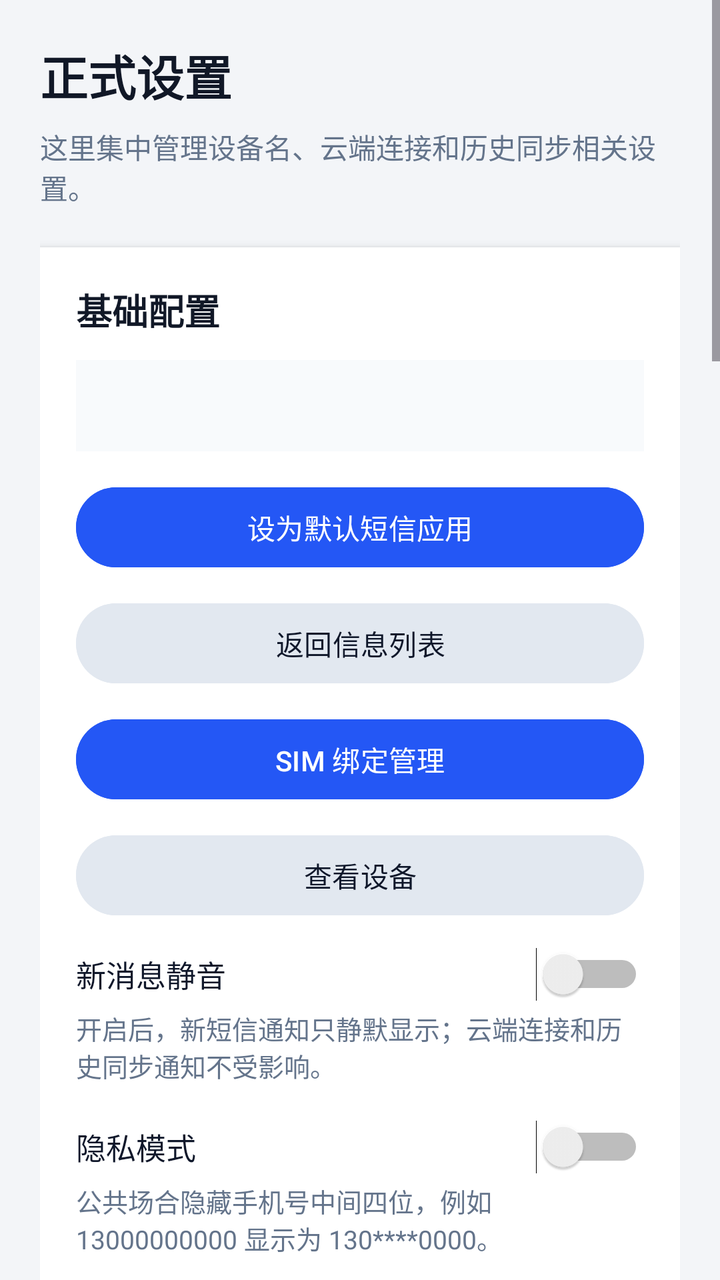
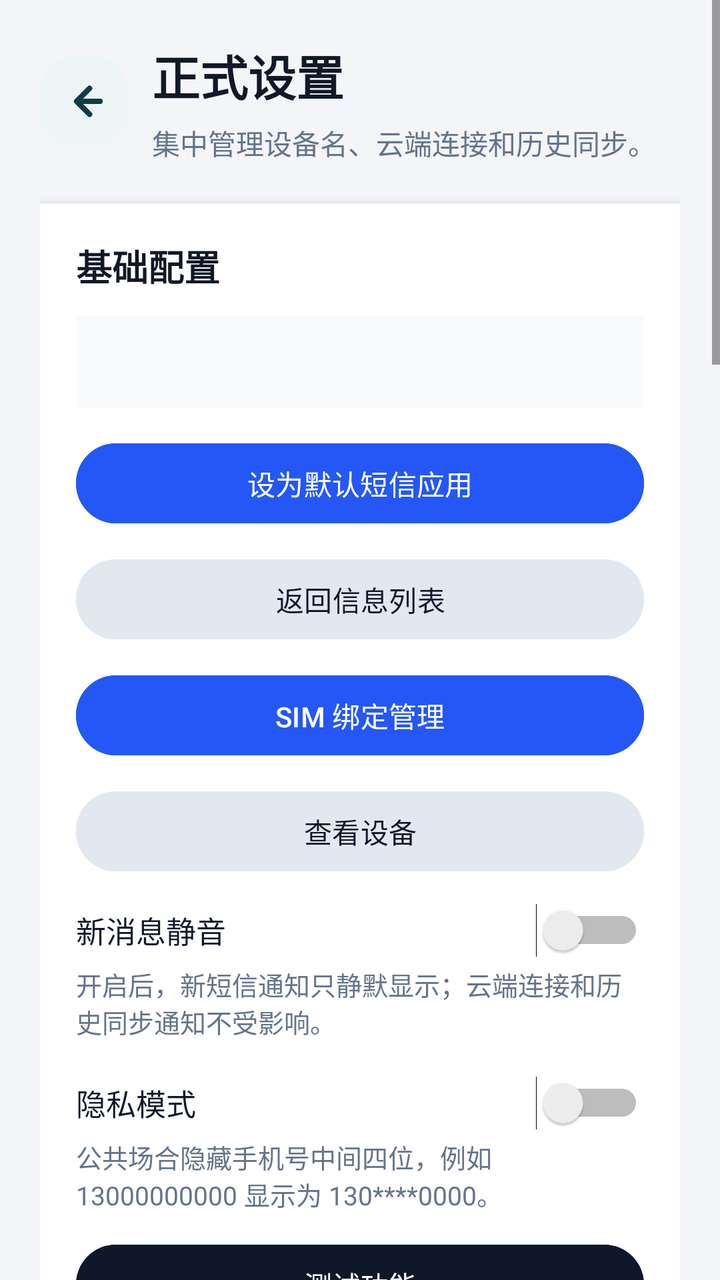

An Android layout rendered at two revisions. The XML below is the earlier revision; the diff shows what the commit changed to produce the second picture.
<!-- AndroidManifest.xml: application theme Theme.DSIM -->
<!-- res/layout/activity_settings.xml -->
<?xml version="1.0" encoding="utf-8"?>
<ScrollView xmlns:android="http://schemas.android.com/apk/res/android"
    android:layout_width="match_parent"
    android:layout_height="match_parent"
    android:background="#F3F5F8"
    android:fillViewport="true">

    <LinearLayout
        android:layout_width="match_parent"
        android:layout_height="wrap_content"
        android:orientation="vertical"
        android:padding="20dp">

        <TextView
            android:layout_width="match_parent"
            android:layout_height="wrap_content"
            android:text="正式设置"
            android:textColor="#111827"
            android:textSize="24sp"
            android:textStyle="bold" />

        <TextView
            android:layout_width="match_parent"
            android:layout_height="wrap_content"
            android:layout_marginTop="8dp"
            android:text="这里集中管理设备名、云端连接和历史同步相关设置。"
            android:textColor="#64748B"
            android:textSize="14sp" />

        <LinearLayout
            android:layout_width="match_parent"
            android:layout_height="wrap_content"
            android:layout_marginTop="20dp"
            android:background="#FFFFFF"
            android:elevation="3dp"
            android:orientation="vertical"
            android:padding="18dp">

            <TextView
                android:layout_width="match_parent"
                android:layout_height="wrap_content"
                android:text="基础配置"
                android:textColor="#111827"
                android:textSize="18sp"
                android:textStyle="bold" />

            <TextView
                android:id="@+id/tvDefaultSmsStatus"
                android:layout_width="match_parent"
                android:layout_height="wrap_content"
                android:layout_marginTop="12dp"
                android:background="#F8FAFC"
                android:padding="14dp"
                android:textColor="#475569"
                android:textSize="13sp" />

            <Button
                android:id="@+id/btnRequestDefaultSmsSetting"
                android:layout_width="match_parent"
                android:layout_height="wrap_content"
                android:layout_marginTop="14dp"
                android:backgroundTint="#2457F5"
                android:text="设为默认短信应用"
                android:textAllCaps="false"
                android:textColor="#FFFFFF" />

            <Button
                android:id="@+id/btnOpenInboxSetting"
                android:layout_width="match_parent"
                android:layout_height="wrap_content"
                android:layout_marginTop="10dp"
                android:backgroundTint="#E2E8F0"
                android:text="返回信息列表"
                android:textAllCaps="false"
                android:textColor="#0F172A" />

            <Button
                android:id="@+id/btnManageSimSetting"
                android:layout_width="match_parent"
                android:layout_height="wrap_content"
                android:layout_marginTop="10dp"
                android:backgroundTint="#2457F5"
                android:text="SIM 绑定管理"
                android:textAllCaps="false"
                android:textColor="#FFFFFF" />

            <Button
                android:id="@+id/btnViewDevicesSetting"
                android:layout_width="match_parent"
                android:layout_height="wrap_content"
                android:layout_marginTop="10dp"
                android:backgroundTint="#E2E8F0"
                android:text="查看设备"
                android:textAllCaps="false"
                android:textColor="#0F172A" />

            <Switch
                android:id="@+id/switchMuteNotificationsSetting"
                android:layout_width="match_parent"
                android:layout_height="wrap_content"
                android:layout_marginTop="12dp"
                android:text="新消息静音"
                android:textColor="#0F172A"
                android:textSize="15sp" />

            <TextView
                android:layout_width="match_parent"
                android:layout_height="wrap_content"
                android:layout_marginTop="4dp"
                android:text="开启后，新短信通知只静默显示；云端连接和历史同步通知不受影响。"
                android:textColor="#64748B"
                android:textSize="13sp" />

            <Switch
                android:id="@+id/switchPrivacyModeSetting"
                android:layout_width="match_parent"
                android:layout_height="wrap_content"
                android:layout_marginTop="18dp"
                android:text="隐私模式"
                android:textColor="#0F172A"
                android:textSize="15sp" />

            <TextView
                android:layout_width="match_parent"
                android:layout_height="wrap_content"
                android:layout_marginTop="4dp"
                android:text="公共场合隐藏手机号中间四位，例如 13000000000 显示为 130****0000。"
                android:textColor="#64748B"
                android:textSize="13sp" />

            <Button
                android:id="@+id/btnOpenTestTools"
                android:layout_width="match_parent"
                android:layout_height="wrap_content"
                android:layout_marginTop="12dp"
                android:backgroundTint="#0F172A"
                android:text="测试功能"
                android:textAllCaps="false"
                android:textColor="#FFFFFF" />
        </LinearLayout>

        <LinearLayout
            android:layout_width="match_parent"
            android:layout_height="wrap_content"
            android:layout_marginTop="16dp"
            android:background="#FFFFFF"
            android:elevation="3dp"
            android:orientation="vertical"
            android:padding="18dp">

            <TextView
                android:layout_width="match_parent"
                android:layout_height="wrap_content"
                android:text="设备名称"
                android:textColor="#111827"
                android:textSize="18sp"
                android:textStyle="bold" />

            <TextView
                android:id="@+id/tvCurrentDeviceName"
                android:layout_width="match_parent"
                android:layout_height="wrap_content"
                android:layout_marginTop="14dp"
                android:textColor="#334155"
                android:textSize="15sp" />

            <TextView
                android:id="@+id/tvSystemDeviceName"
                android:layout_width="match_parent"
                android:layout_height="wrap_content"
                android:layout_marginTop="6dp"
                android:textColor="#64748B"
                android:textSize="14sp" />

            <EditText
                android:id="@+id/etDeviceName"
                android:layout_width="match_parent"
                android:layout_height="wrap_content"
                android:layout_marginTop="16dp"
                android:background="#F8FAFC"
                android:hint="输入新的设备名"
                android:maxLength="32"
                android:padding="14dp"
                android:singleLine="true"
                android:textColor="#111827"
                android:textSize="15sp" />

            <TextView
                android:layout_width="match_parent"
                android:layout_height="wrap_content"
                android:layout_marginTop="10dp"
                android:text="保存后，会话来源、设备列表和云端展示都会使用新的名称。"
                android:textColor="#64748B"
                android:textSize="13sp" />

            <Button
                android:id="@+id/btnSaveDeviceName"
                android:layout_width="match_parent"
                android:layout_height="wrap_content"
                android:layout_marginTop="18dp"
                android:backgroundTint="#2457F5"
                android:text="保存设备名"
                android:textAllCaps="false"
                android:textColor="#FFFFFF" />

            <Button
                android:id="@+id/btnResetDeviceName"
                android:layout_width="match_parent"
                android:layout_height="wrap_content"
                android:layout_marginTop="10dp"
                android:backgroundTint="#E2E8F0"
                android:text="恢复系统默认"
                android:textAllCaps="false"
                android:textColor="#0F172A" />
        </LinearLayout>

        <LinearLayout
            android:layout_width="match_parent"
            android:layout_height="wrap_content"
            android:layout_marginTop="16dp"
            android:background="#FFFFFF"
            android:elevation="3dp"
            android:orientation="vertical"
            android:padding="18dp">

            <TextView
                android:layout_width="match_parent"
                android:layout_height="wrap_content"
                android:text="云端连接"
                android:textColor="#111827"
                android:textSize="18sp"
                android:textStyle="bold" />

            <EditText
                android:id="@+id/etMqttBrokerSetting"
                android:layout_width="match_parent"
                android:layout_height="wrap_content"
                android:layout_marginTop="16dp"
                android:background="#F8FAFC"
                android:hint="云端 Broker"
                android:padding="14dp"
                android:singleLine="true"
                android:textColor="#111827"
                android:textSize="14sp" />

            <EditText
                android:id="@+id/etMqttTopicSetting"
                android:layout_width="match_parent"
                android:layout_height="wrap_content"
                android:layout_marginTop="10dp"
                android:background="#F8FAFC"
                android:hint="同步主题"
                android:padding="14dp"
                android:singleLine="true"
                android:textColor="#111827"
                android:textSize="14sp" />

            <EditText
                android:id="@+id/etMqttPasswordSetting"
                android:layout_width="match_parent"
                android:layout_height="wrap_content"
                android:layout_marginTop="10dp"
                android:background="#FFF7ED"
                android:hint="端到端加密口令"
                android:inputType="textPassword"
                android:padding="14dp"
                android:singleLine="true"
                android:textColor="#111827"
                android:textSize="14sp" />

            <Button
                android:id="@+id/btnSaveCloudConfig"
                android:layout_width="match_parent"
                android:layout_height="wrap_content"
                android:layout_marginTop="14dp"
                android:backgroundTint="#E2E8F0"
                android:text="保存云端配置"
                android:textAllCaps="false"
                android:textColor="#0F172A" />

            <Button
                android:id="@+id/btnConnectCloudSetting"
                android:layout_width="match_parent"
                android:layout_height="wrap_content"
                android:layout_marginTop="10dp"
                android:backgroundTint="#2457F5"
                android:text="连接云端"
                android:textAllCaps="false"
                android:textColor="#FFFFFF" />

            <TextView
                android:id="@+id/tvCloudConnectionStatus"
                android:layout_width="match_parent"
                android:layout_height="wrap_content"
                android:layout_marginTop="10dp"
                android:background="#F8FAFC"
                android:padding="12dp"
                android:textColor="#475569"
                android:textSize="13sp" />

            <Switch
                android:id="@+id/switchAutoConnectSetting"
                android:layout_width="match_parent"
                android:layout_height="wrap_content"
                android:layout_marginTop="16dp"
                android:text="开机自动连接云端"
                android:textColor="#0F172A"
                android:textSize="15sp" />

            <TextView
                android:layout_width="match_parent"
                android:layout_height="wrap_content"
                android:layout_marginTop="4dp"
                android:text="设备开机后自动拉起后台服务，并尝试接入当前通道。"
                android:textColor="#64748B"
                android:textSize="13sp" />

            <Switch
                android:id="@+id/switchAutoReconnectSetting"
                android:layout_width="match_parent"
                android:layout_height="wrap_content"
                android:layout_marginTop="18dp"
                android:text="断线后自动重连"
                android:textColor="#0F172A"
                android:textSize="15sp" />

            <TextView
                android:id="@+id/tvAutoReconnectHint"
                android:layout_width="match_parent"
                android:layout_height="wrap_content"
                android:layout_marginTop="4dp"
                android:text="网络中断后由后台自动重连。变更后会在下次连接时生效。"
                android:textColor="#64748B"
                android:textSize="13sp" />
        </LinearLayout>

        <LinearLayout
            android:layout_width="match_parent"
            android:layout_height="wrap_content"
            android:layout_marginTop="16dp"
            android:background="#FFFFFF"
            android:elevation="3dp"
            android:orientation="vertical"
            android:padding="18dp">

            <TextView
                android:layout_width="match_parent"
                android:layout_height="wrap_content"
                android:text="系统历史短信"
                android:textColor="#111827"
                android:textSize="18sp"
                android:textStyle="bold" />

            <Switch
                android:id="@+id/switchSystemHistoryImport"
                android:layout_width="match_parent"
                android:layout_height="wrap_content"
                android:layout_marginTop="16dp"
                android:text="允许手动导入系统历史短信"
                android:textColor="#0F172A"
                android:textSize="15sp" />

            <TextView
                android:id="@+id/tvSystemHistoryImportHint"
                android:layout_width="match_parent"
                android:layout_height="wrap_content"
                android:layout_marginTop="4dp"
                android:text="默认关闭。开启后可手动读取系统历史短信；如已连接云端，会按队列逐条同步并等待对端确认。"
                android:textColor="#64748B"
                android:textSize="13sp" />

            <Switch
                android:id="@+id/switchAllowRemoteHistorySync"
                android:layout_width="match_parent"
                android:layout_height="wrap_content"
                android:layout_marginTop="18dp"
                android:text="允许远程发起历史同步"
                android:textColor="#0F172A"
                android:textSize="15sp" />

            <TextView
                android:layout_width="match_parent"
                android:layout_height="wrap_content"
                android:layout_marginTop="4dp"
                android:text="开启后，本机在线时可被其他设备加入历史同步队列。"
                android:textColor="#64748B"
                android:textSize="13sp" />

            <Button
                android:id="@+id/btnImportSystemHistory"
                android:layout_width="match_parent"
                android:layout_height="wrap_content"
                android:layout_marginTop="16dp"
                android:backgroundTint="#2E7D32"
                android:text="本机立即开始"
                android:textAllCaps="false"
                android:textColor="#FFFFFF" />

            <Button
                android:id="@+id/btnOpenRemoteQueueManager"
                android:layout_width="match_parent"
                android:layout_height="wrap_content"
                android:layout_marginTop="10dp"
                android:backgroundTint="#2457F5"
                android:text="远程发起其他设备"
                android:textAllCaps="false"
                android:textColor="#FFFFFF" />

            <Button
                android:id="@+id/btnResetHistoryImport"
                android:layout_width="match_parent"
                android:layout_height="wrap_content"
                android:layout_marginTop="10dp"
                android:backgroundTint="#FDE68A"
                android:text="重置本机读取进度"
                android:textAllCaps="false"
                android:textColor="#78350F" />

            <Button
                android:id="@+id/btnViewHistoryQueue"
                android:layout_width="match_parent"
                android:layout_height="wrap_content"
                android:layout_marginTop="10dp"
                android:backgroundTint="#E2E8F0"
                android:text="查看历史同步队列"
                android:textAllCaps="false"
                android:textColor="#0F172A" />

            <TextView
                android:id="@+id/tvSystemHistoryImportStatus"
                android:layout_width="match_parent"
                android:layout_height="wrap_content"
                android:layout_marginTop="12dp"
                android:background="#F8FAFC"
                android:lineSpacingExtra="2dp"
                android:padding="14dp"
                android:textColor="#475569"
                android:textSize="13sp" />
        </LinearLayout>
    </LinearLayout>
</ScrollView>
<!-- resources referenced by this layout -->
<resources>
  <style name="Theme.DSIM" parent="Base.Theme.DSIM" />
  <style name="Base.Theme.DSIM" parent="Theme.Material3.DayNight.NoActionBar">
          
          
      </style>
</resources>

<!-- the commit's change to res/layout/activity_settings.xml (unified diff, before → after) -->
@@ -11,21 +11,46 @@
         android:orientation="vertical"
         android:padding="20dp">
 
-        <TextView
+        <LinearLayout
             android:layout_width="match_parent"
             android:layout_height="wrap_content"
-            android:text="正式设置"
-            android:textColor="#111827"
-            android:textSize="24sp"
-            android:textStyle="bold" />
-
-        <TextView
-            android:layout_width="match_parent"
-            android:layout_height="wrap_content"
-            android:layout_marginTop="8dp"
-            android:text="这里集中管理设备名、云端连接和历史同步相关设置。"
-            android:textColor="#64748B"
-            android:textSize="14sp" />
+            android:gravity="center_vertical"
+            android:orientation="horizontal">
+
+            <ImageButton
+                android:id="@+id/btnBackSettings"
+                android:layout_width="44dp"
+                android:layout_height="44dp"
+                android:background="@drawable/bg_nav_back_button"
+                android:contentDescription="返回"
+                android:padding="10dp"
+                android:scaleType="center"
+                android:src="@drawable/ic_nav_back" />
+
+            <LinearLayout
+                android:layout_width="0dp"
+                android:layout_height="wrap_content"
+                android:layout_marginStart="12dp"
+                android:layout_weight="1"
+                android:orientation="vertical">
+
+                <TextView
+                    android:layout_width="match_parent"
+                    android:layout_height="wrap_content"
+                    android:text="正式设置"
+                    android:textColor="#111827"
+                    android:textSize="24sp"
+                    android:textStyle="bold" />
+
+                <TextView
+                    android:layout_width="match_parent"
+                    android:layout_height="wrap_content"
+                    android:layout_marginTop="6dp"
+                    android:text="集中管理设备名、云端连接和历史同步。"
+                    android:textColor="#64748B"
+                    android:textSize="14sp" />
+            </LinearLayout>
+        </LinearLayout>
 
         <LinearLayout
             android:layout_width="match_parent"
<!-- resource entries referenced after the edit -->
@@ -1,5 +1,35 @@
 <!-- resources referenced by this layout -->
 <resources>
+  <!-- drawable bg_nav_back_button (drawable) -->
+  <?xml version="1.0" encoding="utf-8"?>
+  <shape xmlns:android="http://schemas.android.com/apk/res/android"
+      android:shape="rectangle">
+      <solid android:color="#EEF5F7" />
+      <corners android:radius="16dp" />
+  </shape>
+  <!-- drawable ic_nav_back (drawable) -->
+  <?xml version="1.0" encoding="utf-8"?>
+  <vector xmlns:android="http://schemas.android.com/apk/res/android"
+      android:width="24dp"
+      android:height="24dp"
+      android:viewportWidth="24"
+      android:viewportHeight="24">
+  
+      <path
+          android:fillColor="@android:color/transparent"
+          android:pathData="M14.8,5.5 L8.3,12 L14.8,18.5"
+          android:strokeColor="#123B48"
+          android:strokeLineCap="round"
+          android:strokeLineJoin="round"
+          android:strokeWidth="2.7" />
+  
+      <path
+          android:fillColor="@android:color/transparent"
+          android:pathData="M9.2,12 H20"
+          android:strokeColor="#123B48"
+          android:strokeLineCap="round"
+          android:strokeWidth="2.7" />
+  </vector>
   <style name="Theme.DSIM" parent="Base.Theme.DSIM" />
   <style name="Base.Theme.DSIM" parent="Theme.Material3.DayNight.NoActionBar">
           
